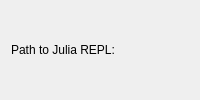
Qt form src/backends/julia/settings.ui (KDE/cantor) before a commit.
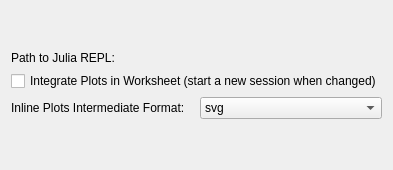
The same form after that commit. Custom widgets are drawn as their Qt base class.

Commit message:
Implemented inline plots
* Appending savefig to the ends of the commands
  mentioning plotting functions
* Reading resulting files, that are saved to tmp
  dir
* Saving intermediate graph in user chosen
  format (svg default)
* Option to disable plot integration

The edit to the form file:
```diff
--- a/src/backends/julia/settings.ui
+++ b/src/backends/julia/settings.ui
@@ -3,6 +3,19 @@
  <class>JuliaSettingsBase</class>
  <widget class="QWidget" name="JuliaSettingsBase">
   <layout class="QVBoxLayout" name="verticalLayout">
+   <item>
+    <spacer name="verticalSpacer">
+     <property name="orientation">
+      <enum>Qt::Vertical</enum>
+     </property>
+     <property name="sizeHint" stdset="0">
+      <size>
+       <width>20</width>
+       <height>40</height>
+      </size>
+     </property>
+    </spacer>
+   </item>
    <item>
     <layout class="QHBoxLayout" name="horizontalLayout">
      <item>
@@ -17,6 +30,56 @@
      </item>
     </layout>
    </item>
+   <item>
+    <widget class="QCheckBox" name="kcfg_integratePlots">
+     <property name="text">
+      <string>Integrate Plots in Worksheet (start a new session when changed)</string>
+     </property>
+    </widget>
+   </item>
+   <item>
+    <layout class="QHBoxLayout" name="horizontalLayout_2">
+     <item>
+      <widget class="QLabel" name="label_2">
+       <property name="text">
+        <string>Inline Plots Intermediate Format:</string>
+       </property>
+      </widget>
+     </item>
+     <item>
+      <widget class="QComboBox" name="kcfg_inlinePlotFormat">
+       <item>
+        <property name="text">
+         <string notr="true">svg</string>
+        </property>
+       </item>
+       <item>
+        <property name="text">
+         <string notr="true">eps</string>
+        </property>
+       </item>
+       <item>
+        <property name="text">
+         <string notr="true">png</string>
+        </property>
+       </item>
+      </widget>
+     </item>
+    </layout>
+   </item>
+   <item>
+    <spacer name="verticalSpacer">
+     <property name="orientation">
+      <enum>Qt::Vertical</enum>
+     </property>
+     <property name="sizeHint" stdset="0">
+      <size>
+       <width>20</width>
+       <height>40</height>
+      </size>
+     </property>
+    </spacer>
+   </item>
   </layout>
  </widget>
  <customwidgets>
```
The commit also changes 8 other files.
